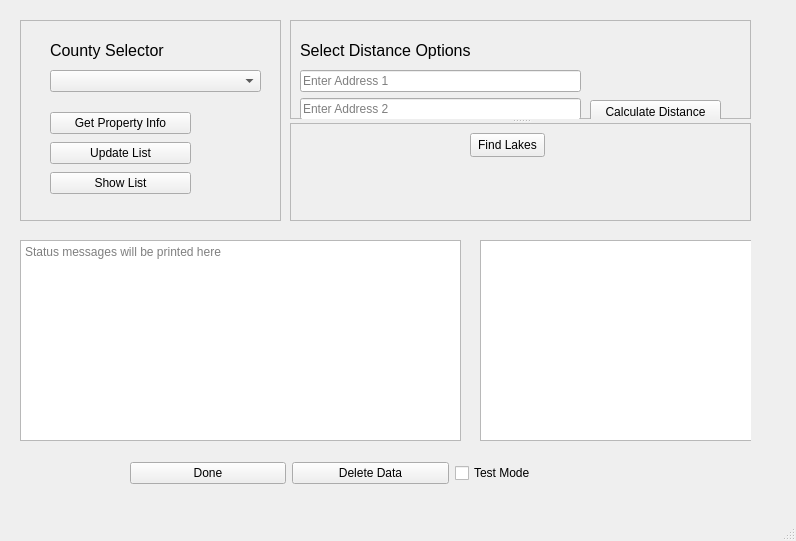
Qt form qt_ui.ui (Ericdroush/Tax_Sale) before a commit.
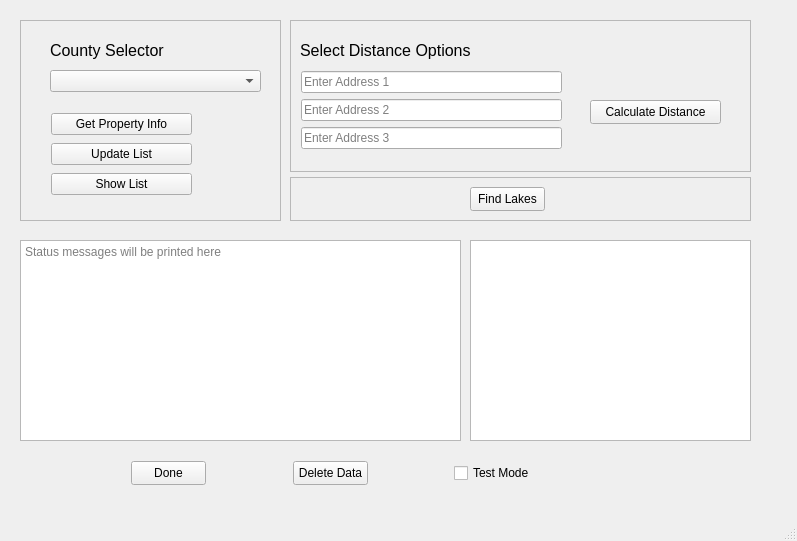
The same form after that commit.

Commit message: Added Dialog with table of data

```diff
--- a/qt_ui.ui
+++ b/qt_ui.ui
@@ -6,7 +6,7 @@
    <rect>
     <x>0</x>
     <y>0</y>
-    <width>796</width>
+    <width>797</width>
     <height>541</height>
    </rect>
   </property>
@@ -69,18 +69,15 @@
     <widget class="QWidget" name="">
      <property name="geometry">
       <rect>
-       <x>30</x>
-       <y>90</y>
+       <x>31</x>
+       <y>91</y>
        <width>141</width>
        <height>86</height>
       </rect>
      </property>
-     <layout class="QVBoxLayout" name="verticalLayout_2">
+     <layout class="QVBoxLayout" name="verticalLayout">
       <item>
        <widget class="QPushButton" name="pushButton_getinfo">
-        <property name="autoFillBackground">
-         <bool>false</bool>
-        </property>
         <property name="text">
          <string>Get Property Info</string>
         </property>
@@ -106,133 +103,15 @@
      </layout>
     </widget>
    </widget>
-   <widget class="QFrame" name="frame_print">
-    <property name="geometry">
-     <rect>
-      <x>20</x>
-      <y>240</y>
-      <width>441</width>
-      <height>201</height>
-     </rect>
-    </property>
-    <property name="frameShape">
-     <enum>QFrame::StyledPanel</enum>
-    </property>
-    <property name="frameShadow">
-     <enum>QFrame::Raised</enum>
-    </property>
-    <widget class="QTextBrowser" name="textBrowser_print">
-     <property name="geometry">
-      <rect>
-       <x>0</x>
-       <y>0</y>
-       <width>441</width>
-       <height>201</height>
-      </rect>
-     </property>
-     <property name="placeholderText">
-      <string>Status messages will be printed here</string>
-     </property>
-    </widget>
-   </widget>
-   <widget class="QFrame" name="frame_status">
-    <property name="geometry">
-     <rect>
-      <x>480</x>
-      <y>240</y>
-      <width>271</width>
-      <height>201</height>
-     </rect>
-    </property>
-    <property name="frameShape">
-     <enum>QFrame::StyledPanel</enum>
-    </property>
-    <property name="frameShadow">
-     <enum>QFrame::Raised</enum>
-    </property>
-    <widget class="QTextBrowser" name="textBrowser_status">
-     <property name="geometry">
-      <rect>
-       <x>0</x>
-       <y>0</y>
-       <width>281</width>
-       <height>201</height>
-      </rect>
-     </property>
-    </widget>
-   </widget>
-   <widget class="QSplitter" name="splitter">
-    <property name="geometry">
-     <rect>
-      <x>0</x>
-      <y>0</y>
-      <width>0</width>
-      <height>0</height>
-     </rect>
-    </property>
-    <property name="orientation">
-     <enum>Qt::Horizontal</enum>
-    </property>
-   </widget>
-   <widget class="QSplitter" name="splitter_2">
-    <property name="geometry">
-     <rect>
-      <x>0</x>
-      <y>0</y>
-      <width>0</width>
-      <height>0</height>
-     </rect>
-    </property>
-    <property name="orientation">
-     <enum>Qt::Horizontal</enum>
-    </property>
-   </widget>
-   <widget class="QWidget" name="">
-    <property name="geometry">
-     <rect>
-      <x>130</x>
-      <y>460</y>
-      <width>481</width>
-      <height>26</height>
-     </rect>
-    </property>
-    <layout class="QHBoxLayout" name="horizontalLayout">
-     <item>
-      <widget class="QPushButton" name="pushButton_done">
-       <property name="text">
-        <string>Done</string>
-       </property>
-      </widget>
-     </item>
-     <item>
-      <widget class="QPushButton" name="pushButton_delete">
-       <property name="text">
-        <string>Delete Data</string>
-       </property>
-      </widget>
-     </item>
-     <item>
-      <widget class="QCheckBox" name="checkBox_testmode">
-       <property name="text">
-        <string>Test Mode</string>
-       </property>
-      </widget>
-     </item>
-    </layout>
-   </widget>
-   <widget class="QSplitter" name="splitter_3">
-    <property name="geometry">
-     <rect>
-      <x>290</x>
-      <y>20</y>
-      <width>461</width>
-      <height>201</height>
-     </rect>
-    </property>
-    <property name="orientation">
-     <enum>Qt::Vertical</enum>
-    </property>
     <widget class="QFrame" name="frame_distance">
+    <property name="geometry">
+     <rect>
+      <x>290</x>
+      <y>20</y>
+      <width>461</width>
+      <height>152</height>
+     </rect>
+    </property>
      <property name="frameShape">
       <enum>QFrame::StyledPanel</enum>
      </property>
@@ -279,13 +158,13 @@
      <widget class="QWidget" name="">
       <property name="geometry">
        <rect>
-        <x>10</x>
-        <y>50</y>
-        <width>281</width>
+       <x>11</x>
+       <y>51</y>
+       <width>261</width>
         <height>80</height>
        </rect>
       </property>
-      <layout class="QVBoxLayout" name="verticalLayout">
+     <layout class="QVBoxLayout" name="verticalLayout_2">
        <item>
         <widget class="QLineEdit" name="lineEdit_address1">
          <property name="text">
@@ -320,6 +199,14 @@
      </widget>
     </widget>
     <widget class="QFrame" name="frame_lakes">
+    <property name="geometry">
+     <rect>
+      <x>290</x>
+      <y>177</y>
+      <width>461</width>
+      <height>44</height>
+     </rect>
+    </property>
      <property name="frameShape">
       <enum>QFrame::StyledPanel</enum>
      </property>
@@ -340,6 +227,67 @@
       </property>
      </widget>
     </widget>
+   <widget class="QPushButton" name="pushButton_done">
+    <property name="geometry">
+     <rect>
+      <x>131</x>
+      <y>461</y>
+      <width>75</width>
+      <height>24</height>
+     </rect>
+    </property>
+    <property name="text">
+     <string>Done</string>
+    </property>
+   </widget>
+   <widget class="QPushButton" name="pushButton_delete">
+    <property name="geometry">
+     <rect>
+      <x>293</x>
+      <y>461</y>
+      <width>75</width>
+      <height>24</height>
+     </rect>
+    </property>
+    <property name="text">
+     <string>Delete Data</string>
+    </property>
+   </widget>
+   <widget class="QCheckBox" name="checkBox_testmode">
+    <property name="geometry">
+     <rect>
+      <x>454</x>
+      <y>463</y>
+      <width>77</width>
+      <height>20</height>
+     </rect>
+    </property>
+    <property name="text">
+     <string>Test Mode</string>
+    </property>
+   </widget>
+   <widget class="QTextBrowser" name="textBrowser_print">
+    <property name="geometry">
+     <rect>
+      <x>20</x>
+      <y>240</y>
+      <width>441</width>
+      <height>201</height>
+     </rect>
+    </property>
+    <property name="placeholderText">
+     <string>Status messages will be printed here</string>
+    </property>
+   </widget>
+   <widget class="QTextBrowser" name="textBrowser_status">
+    <property name="geometry">
+     <rect>
+      <x>470</x>
+      <y>240</y>
+      <width>281</width>
+      <height>201</height>
+     </rect>
+    </property>
    </widget>
   </widget>
   <widget class="QMenuBar" name="menubar">
```
Left out of the diff: 22 changed lines with no effect on the pictures. Lines whose indentation alone changed are shown as unchanged. The commit also changes 6 other files.
